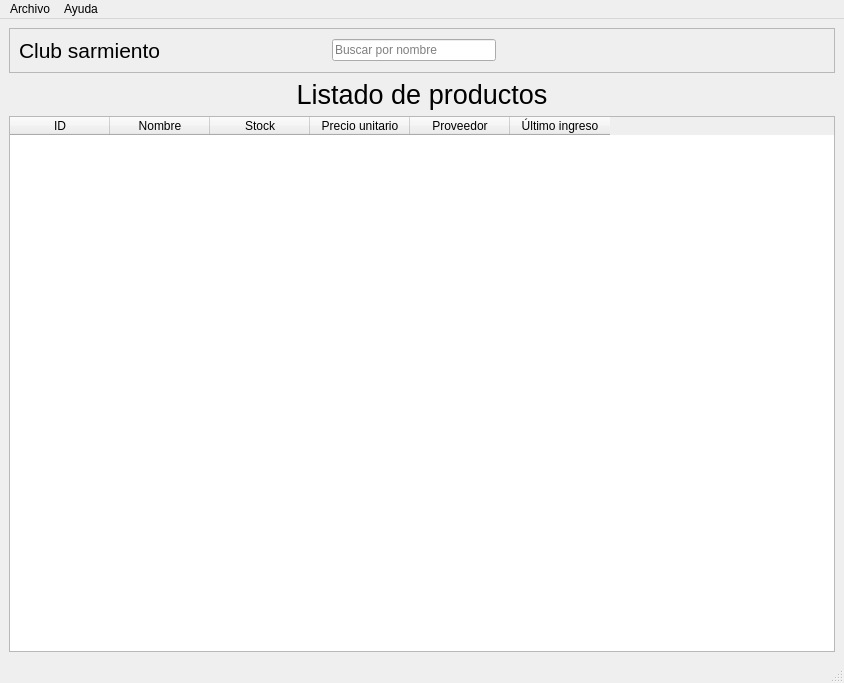
First picture: the form in windows/main.ui, repository HitomiD/Proyecto-Desarrollo, before the edit.
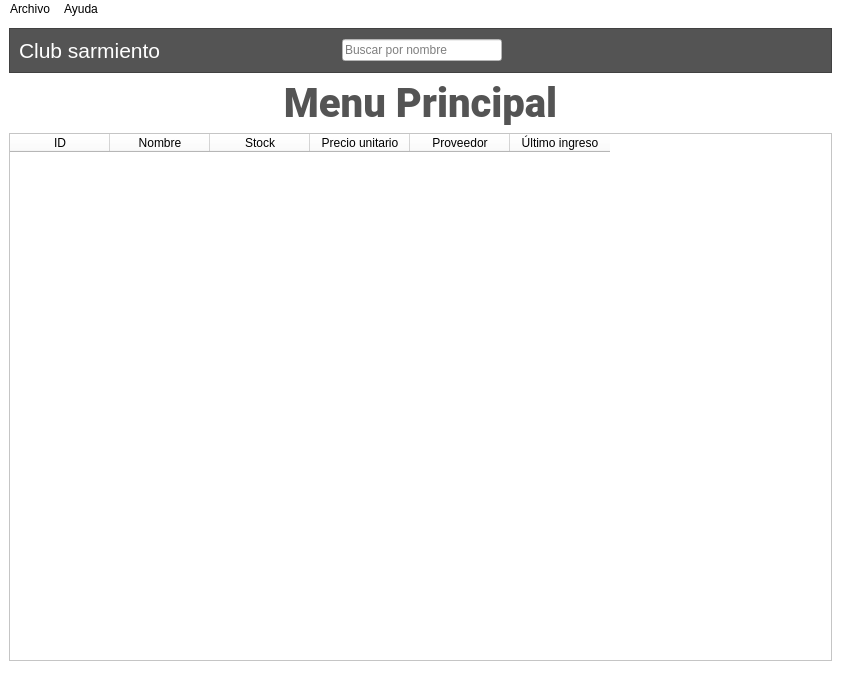
Second picture: the form after the edit. Icons and pictures are not drawn.

Commit message: Insercion de Logos y cambios esteticos"

```diff
--- a/windows/main.ui
+++ b/windows/main.ui
@@ -6,17 +6,26 @@
    <rect>
     <x>0</x>
     <y>0</y>
-    <width>844</width>
-    <height>683</height>
+    <width>841</width>
+    <height>692</height>
    </rect>
   </property>
   <property name="windowTitle">
    <string>MainWindow</string>
   </property>
+  <property name="styleSheet">
+   <string notr="true">background-color: white;
+</string>
+  </property>
   <widget class="QWidget" name="centralwidget">
    <layout class="QVBoxLayout" name="verticalLayout_2">
     <item>
+     <layout class="QVBoxLayout" name="verticalLayout">
+      <item>
      <widget class="QFrame" name="frame">
+        <property name="styleSheet">
+         <string notr="true">background-color: rgb(84, 84, 84)</string>
+        </property>
       <property name="frameShape">
        <enum>QFrame::StyledPanel</enum>
       </property>
@@ -37,8 +46,11 @@
            <pointsize>16</pointsize>
           </font>
          </property>
+           <property name="styleSheet">
+            <string notr="true">image: url(:/Logo/MockUps/Icono Club Sarmiento (Sin Fondo).png);</string>
+           </property>
          <property name="text">
-          <string>Club sarmiento</string>
+            <string>&lt;html&gt;&lt;head/&gt;&lt;body&gt;&lt;p&gt;&lt;span style=&quot; color:#ffffff;&quot;&gt;Club sarmiento&lt;/span&gt;&lt;/p&gt;&lt;/body&gt;&lt;/html&gt;</string>
          </property>
         </widget>
        </item>
@@ -55,8 +67,28 @@
          </property>
         </spacer>
        </item>
+         <item>
+          <widget class="QLabel" name="label_3">
+           <property name="font">
+            <font>
+             <pointsize>11</pointsize>
+            </font>
+           </property>
+           <property name="styleSheet">
+            <string notr="true">image: url(:/Lupa/Lupa.png);
+filter:invert(100%);
+color:white;</string>
+           </property>
+           <property name="text">
+            <string/>
+           </property>
+          </widget>
+         </item>
        <item>
         <widget class="QLineEdit" name="lineEdit">
+           <property name="styleSheet">
+            <string notr="true">background-color: rgb(255, 255, 255);</string>
+           </property>
          <property name="readOnly">
           <bool>true</bool>
          </property>
@@ -95,16 +127,21 @@
      </widget>
     </item>
     <item>
-     <layout class="QVBoxLayout" name="verticalLayout">
-      <item>
        <widget class="QLabel" name="label">
         <property name="font">
          <font>
-          <pointsize>20</pointsize>
+          <family>Roboto</family>
+          <pointsize>30</pointsize>
+          <italic>false</italic>
+          <bold>false</bold>
          </font>
         </property>
+        <property name="styleSheet">
+         <string notr="true">font: 30pt &quot;Roboto&quot;;
+color: rgb(148, 148, 148);</string>
+        </property>
         <property name="text">
-         <string>Listado de productos</string>
+         <string>&lt;html&gt;&lt;head/&gt;&lt;body&gt;&lt;p&gt;&lt;span style=&quot; font-weight:700; color:#545454;&quot;&gt;Menu Principal&lt;/span&gt;&lt;/p&gt;&lt;/body&gt;&lt;/html&gt;</string>
         </property>
         <property name="alignment">
          <set>Qt::AlignCenter</set>
@@ -119,6 +156,10 @@
       </item>
       <item>
        <widget class="QTableWidget" name="tableWidget">
+        <property name="styleSheet">
+         <string notr="true">background-color: white;
+color:black;</string>
+        </property>
         <property name="autoScroll">
          <bool>true</bool>
         </property>
@@ -179,8 +220,8 @@
     <rect>
      <x>0</x>
      <y>0</y>
-     <width>844</width>
-     <height>20</height>
+     <width>841</width>
+     <height>22</height>
     </rect>
    </property>
    <widget class="QMenu" name="menuArchivo">
```
Left out of the diff: 5 changed lines with no effect on the pictures. Lines whose indentation alone changed are shown as unchanged. The commit also changes 8 other files.
